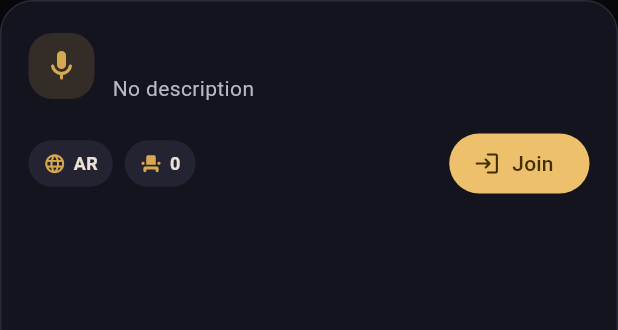
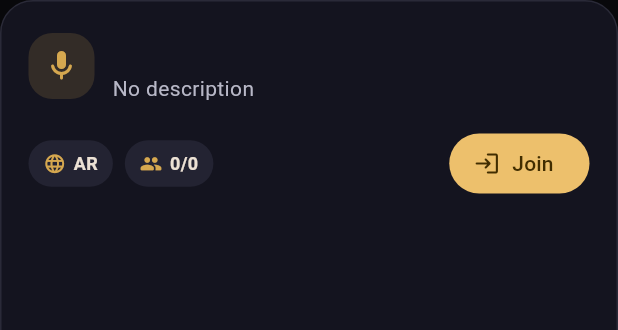
Before and after one commit to charbel291291291/sroodlive, a Flutter app: the _RoomCard widget shown alone on an empty page, opened directly with empty values, on a phone screen of 412 x 824 dp. Shown: the top 330 px of the screen. Run offline on Flutter 3.47's test engine with Material 3 defaults, Android fonts, the phone set to English and light mode, and no system bars; our stand-ins replace supabase_flutter; missing offline and left inert: livekit_client; accounts and stored records are empty.

Commit message:
Add active room member counts

```diff
--- a/lib/features/rooms/screens/rooms_screen.dart
+++ b/lib/features/rooms/screens/rooms_screen.dart
@@ -20,6 +20,7 @@ class _RoomsScreenState extends State<RoomsScreen> {
   final RoomsService _roomsService = const RoomsService();
 
   List<Room> _rooms = [];
+  Map<String, int> _activeCounts = {};
   bool _loading = true;
   bool _creating = false;
   String? _error;
@@ -38,11 +39,13 @@ class _RoomsScreenState extends State<RoomsScreen> {
 
     try {
       final rooms = await _roomsService.getRooms();
+      final activeCounts = await _roomsService.getActiveMemberCounts();
 
       if (!mounted) return;
 
       setState(() {
         _rooms = rooms;
+        _activeCounts = activeCounts;
       });
     } catch (error) {
       if (!mounted) return;
@@ -243,8 +246,9 @@ class _RoomsScreenState extends State<RoomsScreen> {
                   padding: const EdgeInsets.only(bottom: 14),
                   child: _RoomCard(
                     room: room,
-                    isArabic: widget.isArabic,
-                    onJoin: () => _joinRoom(room),
+                        activeCount: _activeCounts[room.id] ?? 0,
+                        isArabic: widget.isArabic,
+                        onJoin: () => _joinRoom(room),
                   ),
                 ),
               ),
@@ -258,11 +262,13 @@ class _RoomsScreenState extends State<RoomsScreen> {
 class _RoomCard extends StatelessWidget {
   const _RoomCard({
     required this.room,
+    required this.activeCount,
     required this.isArabic,
     required this.onJoin,
   });
 
   final Room room;
+  final int activeCount;
   final bool isArabic;
   final VoidCallback onJoin;
 
@@ -337,8 +343,8 @@ class _RoomCard extends StatelessWidget {
               ),
               const SizedBox(width: 8),
               _RoomPill(
-                icon: Icons.event_seat_rounded,
-                label: '${room.maxSeats}',
+                icon: Icons.people_rounded,
+                label: '$activeCount/${room.maxSeats}',
               ),
               const Spacer(),
               FilledButton.icon(
```
Also changed, not shown: lib/features/rooms/services/rooms_service.dart (+18 -0 lines).
